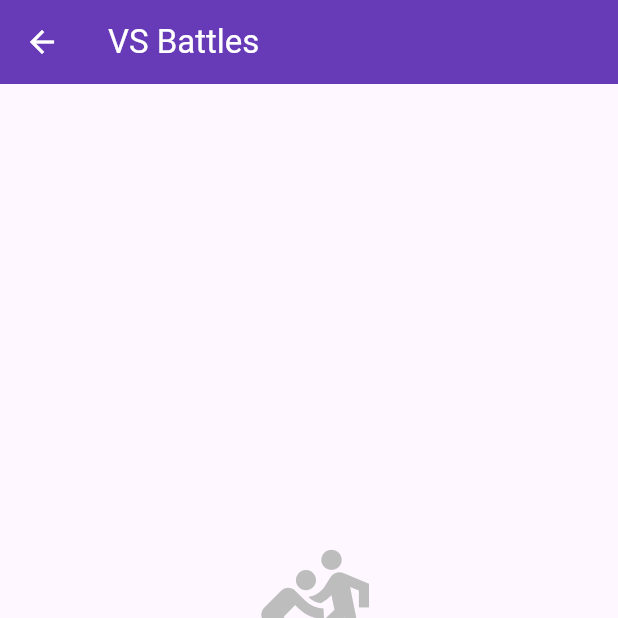
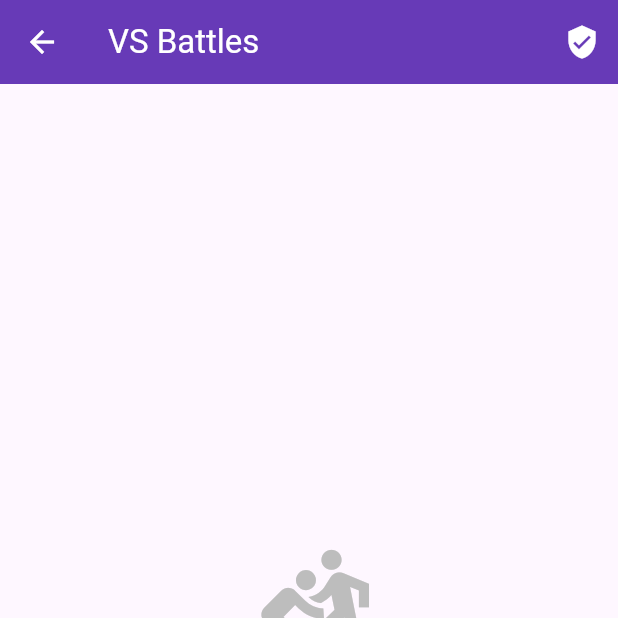
Before and after one commit to DreadPirateDuppie/prototype_0_0_1, a Flutter app: the VsTab screen opened directly, on a phone screen of 412 x 824 dp, the top half of it. Run offline on Flutter 3.47's test engine with Material 3 defaults, Android fonts, the phone set to English and light mode, and no system bars; our stand-ins replace connectivity_plus, flutter_image_compress, flutter_map, geolocator, image_picker, latlong2 and 2 more; accounts and stored records are empty.

Commit message:
Add community verification access and comprehensive documentation
Co-authored-by: DreadPirateDuppie <191707304+DreadPirateDuppie@users.noreply.github.com>

```diff
--- a/lib/tabs/vs_tab.dart
+++ b/lib/tabs/vs_tab.dart
@@ -4,6 +4,7 @@ import '../models/battle.dart';
 import '../services/battle_service.dart';
 import '../screens/battle_detail_screen.dart';
 import '../screens/create_battle_dialog.dart';
+import '../screens/community_verification_screen.dart';
 
 class VsTab extends StatefulWidget {
   const VsTab({super.key});
@@ -114,6 +115,20 @@ class _VsTabState extends State<VsTab> {
         title: const Text('VS Battles'),
         backgroundColor: Colors.deepPurple,
         foregroundColor: Colors.white,
+        actions: [
+          IconButton(
+            icon: const Icon(Icons.verified_user),
+            tooltip: 'Community Verification',
+            onPressed: () {
+              Navigator.push(
+                context,
+                MaterialPageRoute(
+                  builder: (context) => const CommunityVerificationScreen(),
+                ),
+              );
+            },
+          ),
+        ],
       ),
       body: _isLoading
           ? const Center(child: CircularProgressIndicator())
```
Also changed, not shown: 2 other files.
